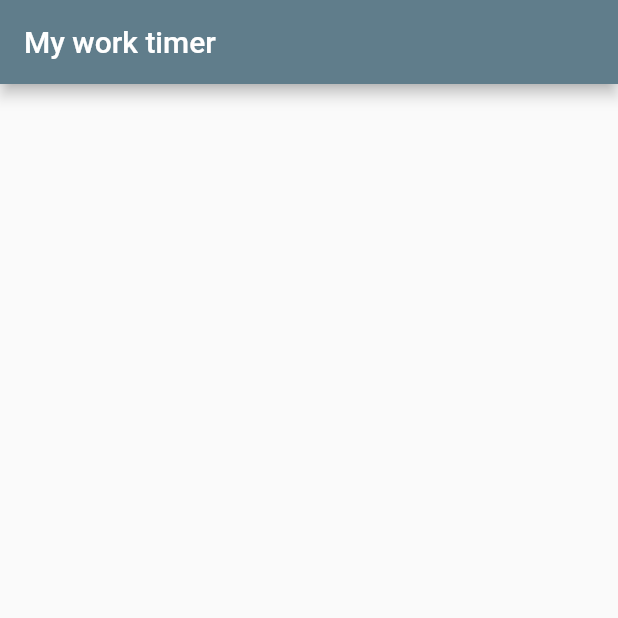
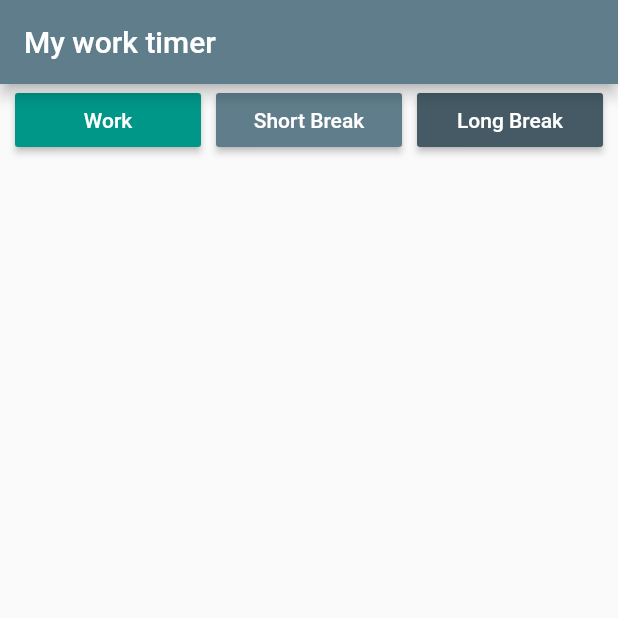
Before and after one commit to MuhamadHaydar/Flutter-Project, a Flutter app: the screen it shows after launch, on a phone screen of 412 x 824 dp, the top half of it. Run offline on Flutter 3.47's test engine with Material 2 defaults, Android fonts, the phone set to English and light mode, and no system bars; our stand-ins replace fluttertoast.

Commit message:
Use the custom widgets such as productivity button in main.dart

```diff
--- a/productivity_timer/lib/main.dart
+++ b/productivity_timer/lib/main.dart
@@ -1,4 +1,5 @@
 import 'package:flutter/material.dart';
+import 'package:productivitytimer/widgets.dart';
 
 void main() => runApp(MyApp());
 
@@ -16,15 +17,58 @@ class MyApp extends StatelessWidget {
 }
 
 class TimerHomePage extends StatelessWidget {
+  final double defaultPadding = 5.0;
+
   @override
   Widget build(BuildContext context) {
     return Scaffold(
       appBar: AppBar(
         title: Text('My work timer'),
       ),
-      body: Center(
-        child: Column(),
+      body: Column(
+        children: <Widget>[
+          Row(
+            children: <Widget>[
+              Padding(
+                padding: EdgeInsets.all(defaultPadding),
+              ),
+              Expanded(
+                  child: ProductivityButton(
+                color: Color(0xff009688),
+                text: "Work",
+                onPressed: emptyMethod,
+                size: 150,
+              )),
+              Padding(
+                padding: EdgeInsets.all(defaultPadding),
+              ),
+              Expanded(
+                  child: ProductivityButton(
+                color: Color(0xff607D8B),
+                text: "Short Break",
+                onPressed: emptyMethod,
+                size: 150,
+              )),
+              Padding(
+                padding: EdgeInsets.all(defaultPadding),
+              ),
+              Expanded(
+                child: ProductivityButton(
+                  color: Color(0xff455A64),
+                  text: "Long Break",
+                  onPressed: emptyMethod,
+                  size: 150,
+                ),
+              ),
+              Padding(
+                padding: EdgeInsets.all(defaultPadding),
+              ),
+            ],
+          )
+        ],
       ),
     );
   }
+
+  void emptyMethod() {}
 }
--- a/productivity_timer/lib/widgets.dart
+++ b/productivity_timer/lib/widgets.dart
@@ -10,20 +10,24 @@ class ProductivityButton extends StatelessWidget {
   final VoidCallback onPressed;
 
   // Constructor.
-  ProductivityButton({this.color, this.text, this.size, this.onPressed});
+  ProductivityButton(
+      {@required this.color,
+      @required this.text,
+      @required this.size,
+      this.onPressed});
 
   @override
   Widget build(BuildContext context) {
     return MaterialButton(
       child: Text(
-        this.text,
+        text,
         style: TextStyle(
           color: Colors.white,
         ),
       ),
-      minWidth: this.size,
-      textColor: this.color,
-      onPressed: this.onPressed,
+      minWidth: size,
+      color: color,
+      onPressed: onPressed,
     );
   }
 }
```
